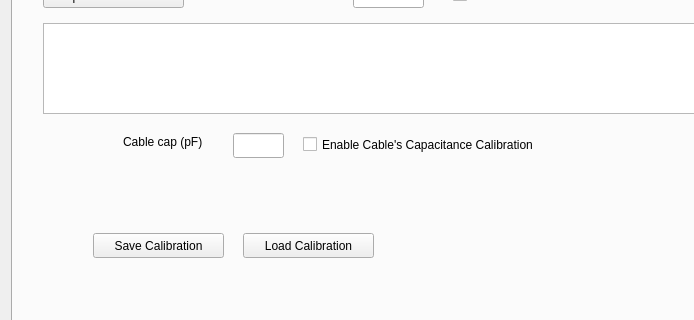
Old version of the form BioDriver/bio2016/mainwindow.ui in the repository saul-rodriguez/Qt; both pictures show x 0 to 694 and y 142 to 462 of the 977 by 622 pixel window.
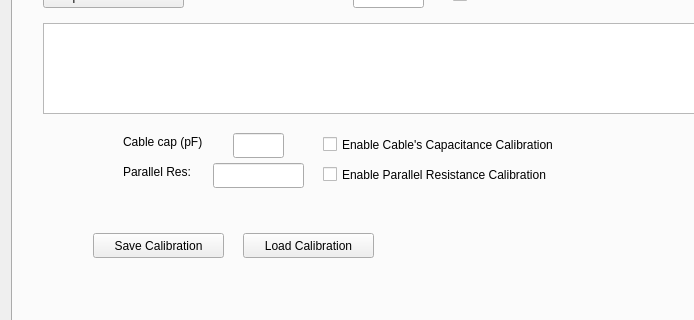
New version of the form. Icons and pictures are not drawn. Custom widgets are drawn as their Qt base class.

Commit message: paralell resistor calibration added

The edit to the form file:
```diff
--- a/BioDriver/bio2016/mainwindow.ui
+++ b/BioDriver/bio2016/mainwindow.ui
@@ -1374,7 +1374,7 @@
        <widget class="QCheckBox" name="checkBoxCapCalibration">
         <property name="geometry">
          <rect>
-          <x>290</x>
+          <x>310</x>
           <y>190</y>
           <width>291</width>
           <height>23</height>
@@ -1407,6 +1407,42 @@
          <string>Cable cap (pF)</string>
         </property>
        </widget>
+       <widget class="QCheckBox" name="checkBoxAddedRes">
+        <property name="geometry">
+         <rect>
+          <x>310</x>
+          <y>220</y>
+          <width>281</width>
+          <height>23</height>
+         </rect>
+        </property>
+        <property name="text">
+         <string>Enable Parallel Resistance Calibration</string>
+        </property>
+       </widget>
+       <widget class="QLabel" name="label_16">
+        <property name="geometry">
+         <rect>
+          <x>110</x>
+          <y>220</y>
+          <width>91</width>
+          <height>17</height>
+         </rect>
+        </property>
+        <property name="text">
+         <string>Parallel Res:</string>
+        </property>
+       </widget>
+       <widget class="QLineEdit" name="lineEditAddedRes">
+        <property name="geometry">
+         <rect>
+          <x>200</x>
+          <y>220</y>
+          <width>91</width>
+          <height>25</height>
+         </rect>
+        </property>
+       </widget>
       </widget>
      </widget>
     </item>
```
The commit also changes 90 other files.
